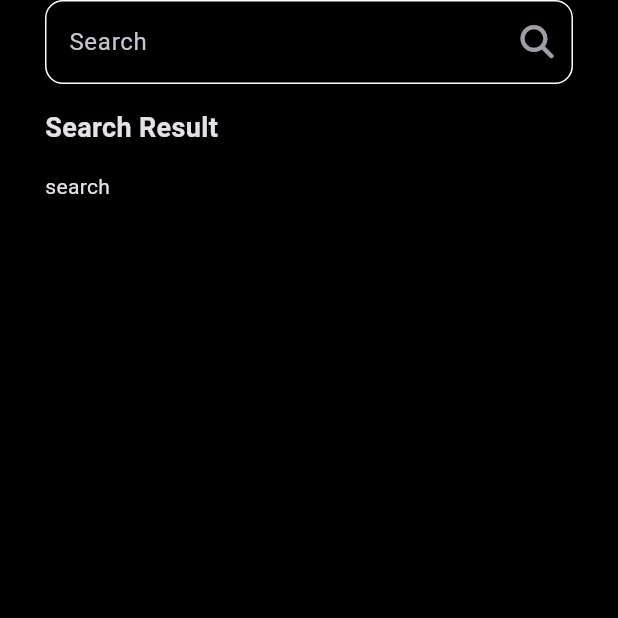
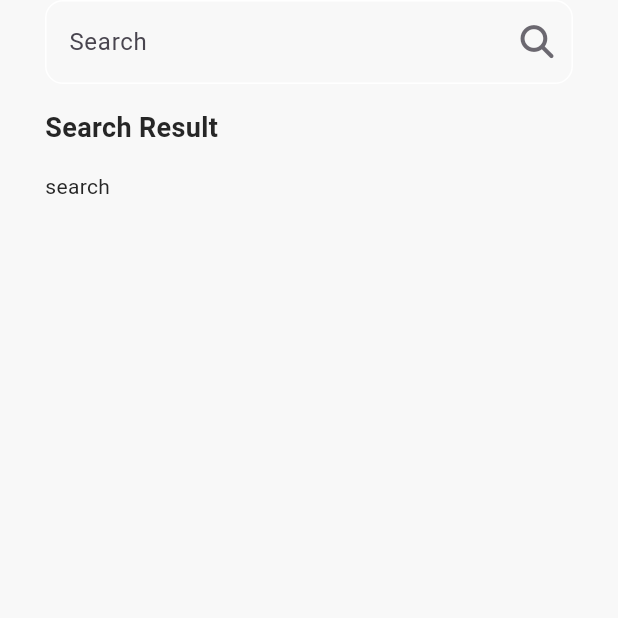
Before and after one commit to Aboud-KHalaf/Ketabk, a Flutter app: the SearchView screen opened by its route, on a phone screen of 412 x 824 dp, the top half of it. Run offline on Flutter 3.47's test engine with Material 3 defaults, Android fonts, the phone set to English and light mode, and no system bars; our stand-ins replace bloc, cached_network_image, dartz, dio, flutter_bloc, font_awesome_flutter and 5 more; accounts and stored records are empty; network calls fail; project files that could hold a hidden picture were left out.

Commit message:
creaet theme manager

```diff
--- a/lib/Features/home/presentation/widgets/custom_app_bar.dart
+++ b/lib/Features/home/presentation/widgets/custom_app_bar.dart
@@ -1,3 +1,4 @@
+import 'package:bookly/Features/home/presentation/widgets/theme_switcher.dart';
 import 'package:bookly/core/utils/app_router.dart';
 import 'package:flutter/material.dart';
 import 'package:font_awesome_flutter/font_awesome_flutter.dart';
@@ -19,6 +20,8 @@ class CustomAppBar extends StatelessWidget {
             height: 18,
           ),
           const Spacer(),
+          const ThemeSwitcher(),
+          const SizedBox(width: 6),
           IconButton(
               onPressed: () {
                 GoRouter.of(context).push(AppRouter.kSearchView);
--- /dev/null
+++ b/lib/core/themes/app_theme.dart
@@ -0,0 +1,39 @@
+import 'package:flutter/material.dart';
+
+class AppThemes {
+  static final ThemeData lightTheme = ThemeData(
+    brightness: Brightness.light,
+    primaryColor: const Color(0xFFFFFFFF),
+    hintColor: const Color(0xFF0095F6),
+    scaffoldBackgroundColor: const Color(0xFFF8F8F8),
+    appBarTheme: const AppBarTheme(
+      color: Color(0xFFFFFFFF),
+      iconTheme: IconThemeData(color: Color(0xFF262626)),
+    ),
+    textTheme: const TextTheme(
+      bodyLarge: TextStyle(color: Color(0xFF262626)),
+      bodyMedium: TextStyle(color: Color(0xFF262626)),
+    ),
+    iconTheme: const IconThemeData(
+      color: Color(0xFF262626),
+    ),
+  );
+
+  static final ThemeData darkTheme = ThemeData(
+    brightness: Brightness.dark,
+    primaryColor: const Color(0xFF000000),
+    hintColor: const Color(0xFF0095F6),
+    scaffoldBackgroundColor: const Color(0xFF000000),
+    appBarTheme: const AppBarTheme(
+      color: Color(0xFF000000),
+      iconTheme: IconThemeData(color: Color(0xFFFFFFFF)),
+    ),
+    textTheme: const TextTheme(
+      bodyLarge: TextStyle(color: Color(0xFFFFFFFF)),
+      bodyMedium: TextStyle(color: Color(0xFFFFFFFF)),
+    ),
+    iconTheme: const IconThemeData(
+      color: Color(0xFFFFFFFF),
+    ),
+  );
+}
--- /dev/null
+++ b/lib/core/themes/manager/cubit/app_theme_cubit.dart
@@ -0,0 +1,15 @@
+import 'package:bloc/bloc.dart';
+import 'package:flutter/material.dart';
+
+import '../../app_theme.dart';
+
+part 'app_theme_state.dart';
+
+class ThemeCubit extends Cubit<ThemeData> {
+  ThemeCubit() : super(AppThemes.lightTheme);
+
+  void toggleTheme() {
+    final isLightTheme = state.brightness == Brightness.light;
+    emit(isLightTheme ? AppThemes.darkTheme : AppThemes.lightTheme);
+  }
+}
--- /dev/null
+++ b/lib/core/themes/manager/cubit/app_theme_state.dart
@@ -0,0 +1,6 @@
+part of 'app_theme_cubit.dart';
+
+@immutable
+abstract class AppThemeState {}
+
+class AppThemeInitial extends AppThemeState {}
--- a/lib/injection_container.dart
+++ b/lib/injection_container.dart
@@ -14,6 +14,7 @@ import 'package:bookly/Features/search/domain/repos/search_repo.dart';
 import 'package:bookly/Features/search/domain/usecases/fetch_searched_books_usecase.dart';
 import 'package:bookly/Features/search/presentation/manager/cubit/search_cubit_cubit.dart';
 import 'package:bookly/core/network/network_info.dart';
+import 'package:bookly/core/themes/manager/cubit/app_theme_cubit.dart';
 import 'package:bookly/core/utils/api_services.dart';
 import 'package:get_it/get_it.dart';
 import 'package:dio/dio.dart';
@@ -70,4 +71,5 @@ void setupServiceLocator() {
       () => SimilarBooksCubit(sl<FetchSimilarBooksUsecase>()));
   sl.registerFactory<SearchBooksCubit>(
       () => SearchBooksCubit(sl<FetchSearchedBooksUseCase>()));
+  sl.registerFactory<ThemeCubit>(() => ThemeCubit());
 }
```
Also changed, not shown: lib/Features/home/presentation/widgets/theme_switcher.dart (added, +26 -0 lines), lib/main.dart (+12 -6 lines).
